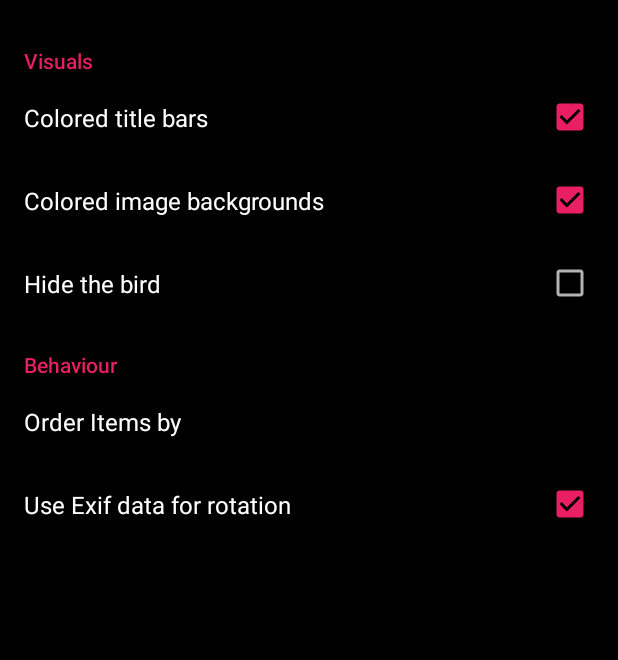
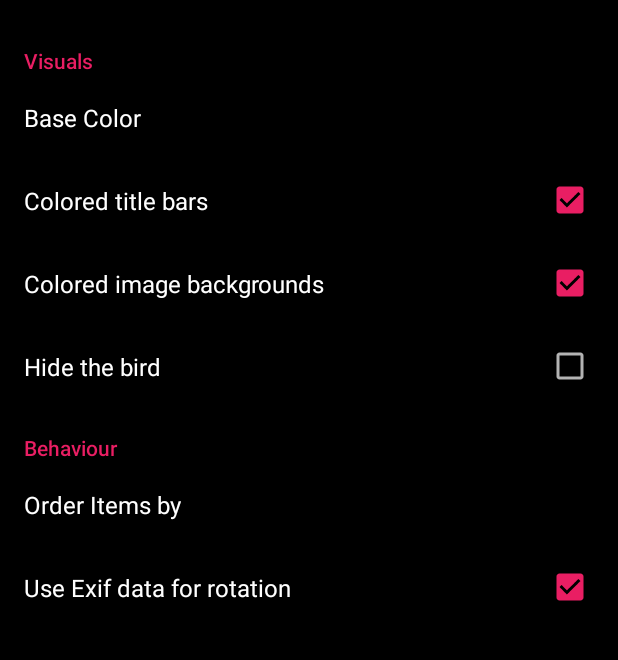
Before and after one commit to zmnpl/FreeGallery, an Android app: the fragment SettingsFragment shown on its own in the app's theme, on a phone screen of 412 x 824 dp, the part 62-722 px from its top. Run offline under Robolectric (Android 15) with nearby library versions, the phone set to English and light mode, and no system bars.

Commit message:
Style setting comes back

```diff
--- a/app/src/main/res/values/colors.xml
+++ b/app/src/main/res/values/colors.xml
@@ -20,6 +20,13 @@
     <color name="nerd_primary_text">#FFFFFFFF</color>
     <color name="nerd_secondary_text">#B3FFFFFF</color>
     <color name="nerd_icons">#FFFFFF</color>
+    <color name="nerd_divider">#212121</color>
+
+    <color name="nerd_divider">#212121</color>
+    <color name="nerd_divider">#212121</color>
+    <color name="nerd_divider">#212121</color>
+    <color name="nerd_divider">#212121</color>
+    <color name="nerd_divider">#212121</color>
     <color name="nerd_divider">#212121</color>
 
     <color name="itemPreview">#40000000</color>
--- a/app/src/main/res/values/strings.xml
+++ b/app/src/main/res/values/strings.xml
@@ -101,19 +101,13 @@
     <string name="prefStyleColorTitle">Base Color</string>
     <string name="prefStyleColorDialogTitle">Choose a color</string>
     <string-array name="prefStyleColors">
-        <item>Default</item>
-        <item>Blue-Grey</item>
-        <item>Indigo</item>
-        <item>Teal</item>
-        <item>Purple</item>
+        <item>Nerd</item>
+        <item>Classic</item>
     </string-array>
-    <string name="prefStyleColorDefault">prefValueColorDefault</string>
+    <string name="prefStyleColorDefault">prefValueColorNerd</string>
     <string-array name="prefStyleColorValues">
-        <item>prefValueColorDefault</item>
-        <item>prefValueColorBlueGrey</item>
-        <item>prefValueColorIndigo</item>
-        <item>prefValueColorTeal</item>
-        <item>prefValueColorPurple</item>
+        <item>prefValueColorNerd</item>
+        <item>prefValueColorClassic</item>
     </string-array>
 
     <!-- Order By -->
--- a/app/src/main/res/values/styles.xml
+++ b/app/src/main/res/values/styles.xml
@@ -10,8 +10,21 @@
         <item name="android:windowBackground">@color/windowBackground</item>
         <item name="android:textColorPrimary">@color/primary_text</item>
         <item name="android:textColorSecondary">@color/secondary_text</item>
+        <!-- <item name="android:statusBarColor">@andrliveColorolor/transparent</item> -->
+
+        <!-- MaterialDrawer specific values -->
+        <item name="material_drawer_background">@color/material_drawer_background</item>
+        <item name="material_drawer_primary_text">@color/material_drawer_primary_text</item>
+        <item name="material_drawer_primary_icon">@color/material_drawer_primary_icon</item>
+        <item name="material_drawer_secondary_text">@color/material_drawer_secondary_text</item>
+        <item name="material_drawer_hint_text">@color/material_drawer_hint_text</item>
         <item name="material_drawer_divider">@color/divider</item>
-        <!-- <item name="android:statusBarColor">@andrliveColorolor/transparent</item> -->
+        <item name="material_drawer_selected">@color/material_drawer_selected</item> <!-- Material 2 defines 12% alpha, primary color -->
+        <item name="material_drawer_selected_legacy">@color/material_drawer_selected</item> <!-- Defines the color if legacy style (Material 1, is enabled) -->
+        <item name="material_drawer_selected_text">@color/material_drawer_selected_text</item>
+        <item name="material_drawer_header_selection_text">@color/material_drawer_header_selection_text</item>
+        <item name="material_drawer_header_selection_subtext">@color/material_drawer_dark_header_selection_subtext</item>
+        <item name="material_drawer_legacy_style">false</item> <!-- Enables legacy Material 1 style -->
     </style>
 
     <style name="DarkDialogBase" parent="Theme.AppCompat.Dialog">
@@ -35,8 +48,21 @@
         <item name="android:windowBackground">@color/nerd_windowBackground</item>
         <item name="android:textColorPrimary">@color/nerd_primary_text</item>
         <item name="android:textColorSecondary">@color/nerd_secondary_text</item>
+        <!-- <item name="android:statusBarColor">@andrliveColorolor/transparent</item> -->
+
+        <!-- MaterialDrawer specific values -->
+        <item name="material_drawer_background">@color/material_drawer_background</item>
+        <item name="material_drawer_primary_text">@color/material_drawer_primary_text</item>
+        <item name="material_drawer_primary_icon">@color/material_drawer_primary_icon</item>
+        <item name="material_drawer_secondary_text">@color/material_drawer_secondary_text</item>
+        <item name="material_drawer_hint_text">@color/material_drawer_hint_text</item>
         <item name="material_drawer_divider">@color/nerd_divider</item>
-        <!-- <item name="android:statusBarColor">@andrliveColorolor/transparent</item> -->
+        <item name="material_drawer_selected">@color/material_drawer_selected</item> <!-- Material 2 defines 12% alpha, primary color -->
+        <item name="material_drawer_selected_legacy">@color/material_drawer_selected</item> <!-- Defines the color if legacy style (Material 1, is enabled) -->
+        <item name="material_drawer_selected_text">@color/material_drawer_selected_text</item>
+        <item name="material_drawer_header_selection_text">@color/material_drawer_header_selection_text</item>
+        <item name="material_drawer_header_selection_subtext">@color/material_drawer_dark_header_selection_subtext</item>
+        <item name="material_drawer_legacy_style">false</item> <!-- Enables legacy Material 1 style -->
     </style>
 
     <style name="NerdDialogBase" parent="Theme.AppCompat.Dialog">
--- a/app/src/main/res/xml/preferences.xml
+++ b/app/src/main/res/xml/preferences.xml
@@ -3,7 +3,7 @@
     <PreferenceCategory
         android:key="pref_key_style_settings"
         android:title="@string/prefCategoryVisual">
-        <!--
+
                 <ListPreference
                     android:defaultValue="@string/prefStyleColorDefault"
                     android:dialogTitle="@string/prefStyleColorDialogTitle"
@@ -11,7 +11,7 @@
                     android:entryValues="@array/prefStyleColorValues"
                     android:key="pref_key_style_color"
                     android:title="@string/prefStyleColorTitle" />
-
+        <!--
                         <com.labs.pbrother.freegallery.settings.ColorPickerPreference
                             android:defaultValue="64"
                             android:key="pref_key_style_custcolor"
```
Lines whose indentation alone changed are shown as unchanged.
